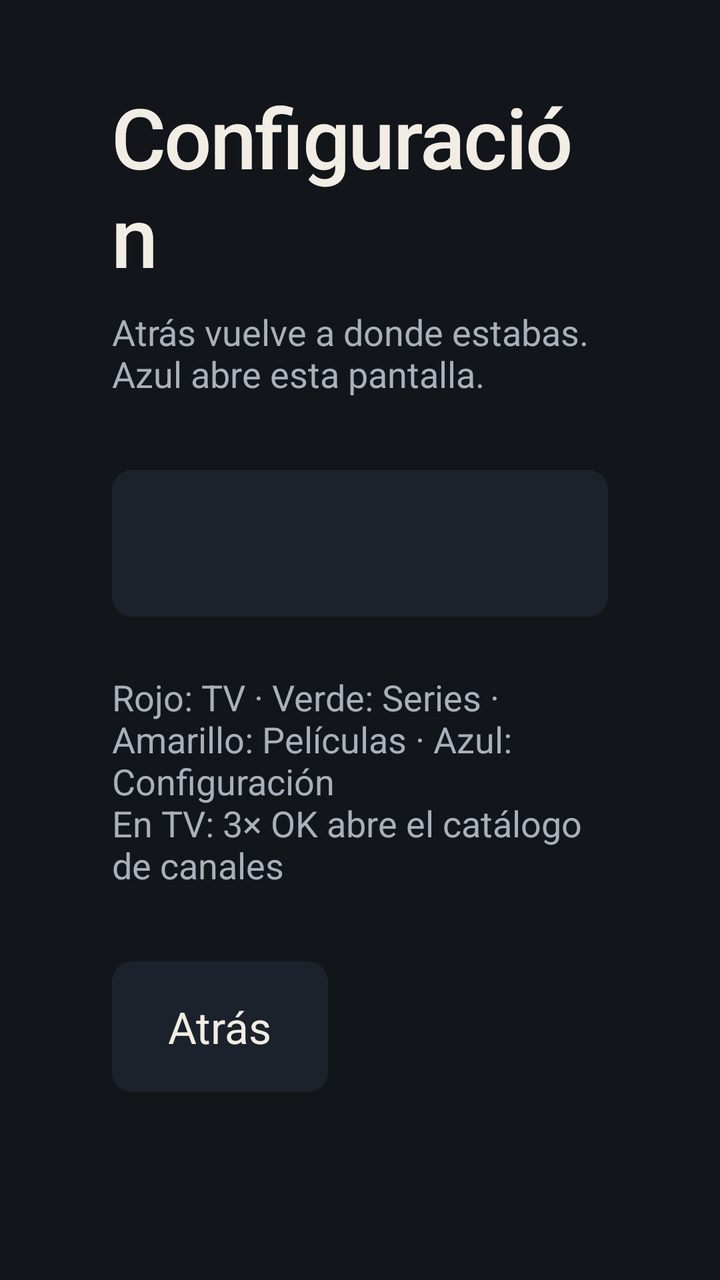
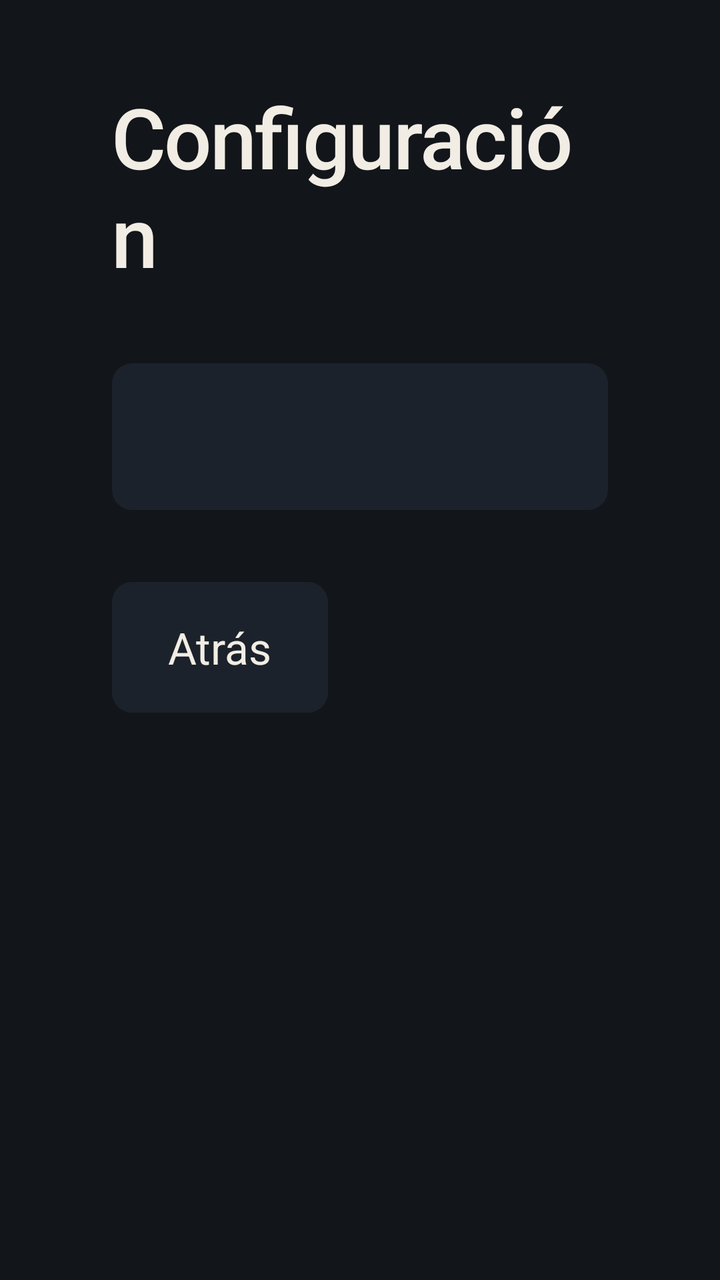

The first picture is an Android layout as it rendered before a commit; the second is the same layout after the commit. The layout source and the unified diff follow.
<!-- AndroidManifest.xml: activity theme Theme.TVFacil -->
<!-- res/layout/activity_settings.xml -->
<?xml version="1.0" encoding="utf-8"?>
<LinearLayout xmlns:android="http://schemas.android.com/apk/res/android"
    android:layout_width="match_parent"
    android:layout_height="match_parent"
    android:background="@color/bg"
    android:orientation="vertical"
    android:paddingStart="56dp"
    android:paddingTop="40dp"
    android:paddingEnd="56dp"
    android:paddingBottom="40dp">

    <TextView
        android:id="@+id/title"
        android:layout_width="match_parent"
        android:layout_height="wrap_content"
        android:text="@string/settings_title"
        android:textAppearance="@style/Text.Hero" />

    <TextView
        android:id="@+id/subtitle"
        android:layout_width="match_parent"
        android:layout_height="wrap_content"
        android:layout_marginTop="8dp"
        android:text="@string/settings_hint"
        android:textAppearance="@style/Text.Caption" />

    <TextView
        android:id="@+id/toggleZapWrap"
        style="@style/RowFocusable"
        android:layout_width="match_parent"
        android:layout_height="wrap_content"
        android:layout_marginTop="36dp"
        android:textAppearance="@style/Text.Title" />

    <TextView
        android:id="@+id/colorLegend"
        android:layout_width="match_parent"
        android:layout_height="wrap_content"
        android:layout_marginTop="28dp"
        android:text="@string/color_legend"
        android:textAppearance="@style/Text.Caption" />

    <TextView
        android:id="@+id/backButton"
        style="@style/RowFocusable"
        android:layout_width="wrap_content"
        android:layout_height="wrap_content"
        android:layout_marginTop="36dp"
        android:text="@string/back_section"
        android:textAppearance="@style/Text.Body" />
</LinearLayout>
<!-- resources referenced by this layout -->
<resources>
  <color name="bg">#12151A</color>
  <string name="back_section">Atrás</string>
  <string name="color_legend">Rojo: TV · Verde: Series · Amarillo: Películas · Azul: Configuración\nEn TV: 3× OK abre el catálogo de canales</string>
  <string name="settings_hint">Atrás vuelve a donde estabas. Azul abre esta pantalla.</string>
  <string name="settings_title">Configuración</string>
  <style name="RowFocusable">
          <item name="android:background">@drawable/row_background</item>
          <item name="android:focusable">true</item>
          <item name="android:clickable">true</item>
          <item name="android:paddingStart">28dp</item>
          <item name="android:paddingEnd">28dp</item>
          <item name="android:paddingTop">18dp</item>
          <item name="android:paddingBottom">18dp</item>
      </style>
  <style name="Text.Body" parent="TextAppearance.AppCompat.Body1">
          <item name="android:textColor">@color/text_primary</item>
          <item name="android:textSize">22sp</item>
          <item name="android:fontFamily">sans-serif</item>
      </style>
  <style name="Text.Caption" parent="TextAppearance.AppCompat.Body1">
          <item name="android:textColor">@color/text_secondary</item>
          <item name="android:textSize">18sp</item>
      </style>
  <style name="Text.Hero" parent="TextAppearance.AppCompat.Display1">
          <item name="android:textColor">@color/text_primary</item>
          <item name="android:textSize">42sp</item>
          <item name="android:fontFamily">sans-serif-medium</item>
          <item name="android:letterSpacing">-0.02</item>
      </style>
  <style name="Text.Title" parent="TextAppearance.AppCompat.Title">
          <item name="android:textColor">@color/text_primary</item>
          <item name="android:textSize">28sp</item>
          <item name="android:fontFamily">sans-serif-medium</item>
      </style>
  <style name="Theme.TVFacil" parent="Theme.AppCompat.NoActionBar">
          <item name="android:windowBackground">@color/bg</item>
          <item name="android:colorBackground">@color/bg</item>
          <item name="android:textColorPrimary">@color/text_primary</item>
          <item name="android:textColorSecondary">@color/text_secondary</item>
          <item name="colorAccent">@color/accent</item>
          <item name="android:windowFullscreen">true</item>
      </style>
  <!-- drawable row_background (drawable) -->
  <?xml version="1.0" encoding="utf-8"?>
  <selector xmlns:android="http://schemas.android.com/apk/res/android">
      <item android:state_focused="true">
          <shape android:shape="rectangle">
              <solid android:color="@color/bg_focus" />
              <stroke android:width="3dp" android:color="@color/accent" />
              <corners android:radius="10dp" />
          </shape>
      </item>
      <item android:state_pressed="true">
          <shape android:shape="rectangle">
              <solid android:color="@color/bg_focus" />
              <corners android:radius="10dp" />
          </shape>
      </item>
      <item>
          <shape android:shape="rectangle">
              <solid android:color="@color/bg_elevated" />
              <corners android:radius="10dp" />
          </shape>
      </item>
  </selector>
  <color name="text_primary">#F2EDE4</color>
  <color name="text_secondary">#A8B0BA</color>
  <color name="accent">#E8A54B</color>
  <color name="bg_focus">#2A3340</color>
  <color name="bg_elevated">#1C222B</color>
</resources>

<!-- the commit's change to res/layout/activity_settings.xml (unified diff, before → after) -->
@@ -21,8 +21,8 @@
         android:layout_width="match_parent"
         android:layout_height="wrap_content"
         android:layout_marginTop="8dp"
-        android:text="@string/settings_hint"
-        android:textAppearance="@style/Text.Caption" />
+        android:textAppearance="@style/Text.Caption"
+        android:visibility="gone" />
 
     <TextView
         android:id="@+id/toggleZapWrap"
@@ -33,14 +33,6 @@
         android:textAppearance="@style/Text.Title" />
 
     <TextView
-        android:id="@+id/colorLegend"
-        android:layout_width="match_parent"
-        android:layout_height="wrap_content"
-        android:layout_marginTop="28dp"
-        android:text="@string/color_legend"
-        android:textAppearance="@style/Text.Caption" />
-
-    <TextView
         android:id="@+id/backButton"
         style="@style/RowFocusable"
         android:layout_width="wrap_content"
<!-- resource entries referenced after the edit -->
@@ -2,8 +2,6 @@
 <resources>
   <color name="bg">#12151A</color>
   <string name="back_section">Atrás</string>
-  <string name="color_legend">Rojo: TV · Verde: Series · Amarillo: Películas · Azul: Configuración\nEn TV: 3× OK abre el catálogo de canales</string>
-  <string name="settings_hint">Atrás vuelve a donde estabas. Azul abre esta pantalla.</string>
   <string name="settings_title">Configuración</string>
   <style name="RowFocusable">
           <item name="android:background">@drawable/row_background</item>
